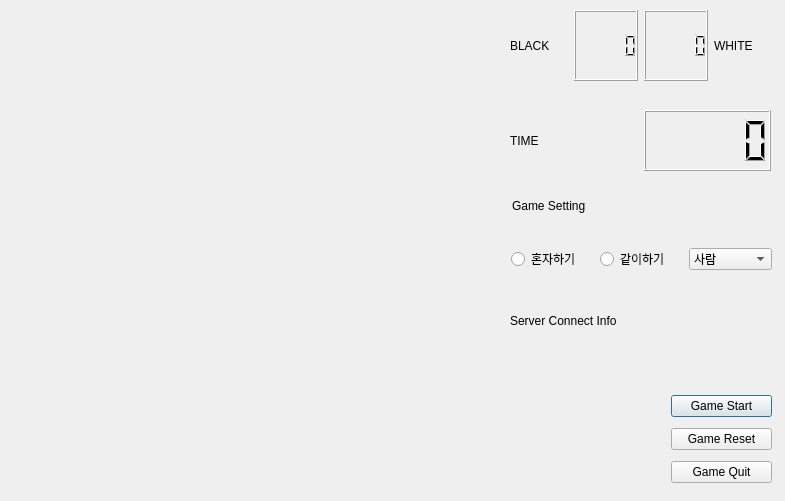
The window that Reverse_Othello.ui (heuristicwave/Reverse_Othello) describes before a commit, drawn with Qt 5.
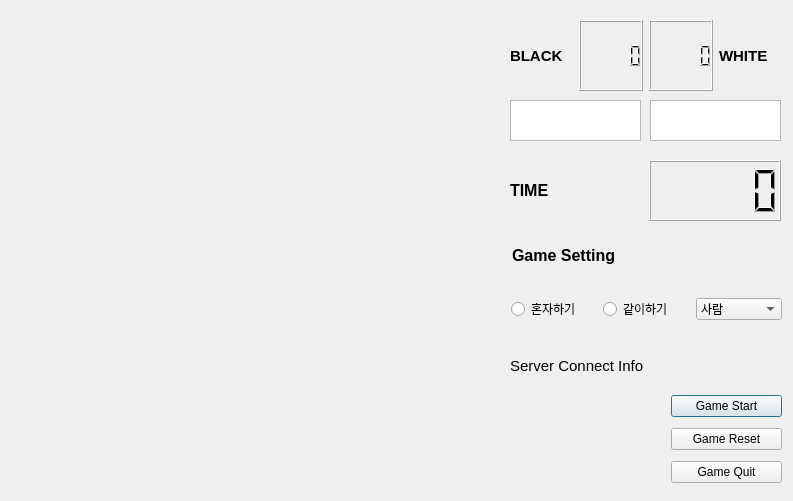
The same window after the commit.

What changed in the file:
```diff
--- a/Reverse_Othello.ui
+++ b/Reverse_Othello.ui
@@ -6,7 +6,7 @@
    <rect>
     <x>0</x>
     <y>0</y>
-    <width>785</width>
+    <width>793</width>
     <height>501</height>
    </rect>
   </property>
@@ -17,14 +17,21 @@
    <property name="geometry">
     <rect>
      <x>510</x>
-     <y>110</y>
-     <width>261</width>
+     <y>160</y>
+     <width>271</width>
      <height>61</height>
     </rect>
    </property>
    <layout class="QHBoxLayout" name="horizontalLayout">
     <item>
      <widget class="QLabel" name="label_3">
+      <property name="font">
+       <font>
+        <pointsize>12</pointsize>
+        <weight>75</weight>
+        <bold>true</bold>
+       </font>
+      </property>
       <property name="text">
        <string>TIME</string>
       </property>
@@ -39,27 +46,55 @@
    <property name="geometry">
     <rect>
      <x>510</x>
-     <y>10</y>
-     <width>261</width>
+     <y>20</y>
+     <width>271</width>
      <height>71</height>
     </rect>
    </property>
    <layout class="QHBoxLayout" name="horizontalLayout_2">
     <item>
      <widget class="QLabel" name="label_1">
+      <property name="font">
+       <font>
+        <pointsize>11</pointsize>
+        <weight>75</weight>
+        <bold>true</bold>
+       </font>
+      </property>
       <property name="text">
        <string>BLACK</string>
       </property>
      </widget>
     </item>
     <item>
-     <widget class="QLCDNumber" name="lcdNumber_2"/>
+     <widget class="QLCDNumber" name="lcdNumber_2">
+      <property name="font">
+       <font>
+        <pointsize>10</pointsize>
+        <weight>75</weight>
+        <bold>true</bold>
+       </font>
+      </property>
+     </widget>
     </item>
     <item>
-     <widget class="QLCDNumber" name="lcdNumber_3"/>
+     <widget class="QLCDNumber" name="lcdNumber_3">
+      <property name="font">
+       <font>
+        <pointsize>10</pointsize>
+       </font>
+      </property>
+     </widget>
     </item>
     <item>
      <widget class="QLabel" name="label_2">
+      <property name="font">
+       <font>
+        <pointsize>11</pointsize>
+        <weight>75</weight>
+        <bold>true</bold>
+       </font>
+      </property>
       <property name="text">
        <string>WHITE</string>
       </property>
@@ -72,7 +107,7 @@
     <rect>
      <x>671</x>
      <y>390</y>
-     <width>101</width>
+     <width>111</width>
      <height>100</height>
     </rect>
    </property>
@@ -104,8 +139,8 @@
    <property name="geometry">
     <rect>
      <x>511</x>
-     <y>229</y>
-     <width>261</width>
+     <y>279</y>
+     <width>271</width>
      <height>61</height>
     </rect>
    </property>
@@ -144,11 +179,18 @@
    <property name="geometry">
     <rect>
      <x>512</x>
-     <y>190</y>
+     <y>240</y>
      <width>251</width>
      <height>31</height>
     </rect>
    </property>
+   <property name="font">
+    <font>
+     <pointsize>12</pointsize>
+     <weight>75</weight>
+     <bold>true</bold>
+    </font>
+   </property>
    <property name="text">
     <string>Game Setting</string>
    </property>
@@ -157,15 +199,54 @@
    <property name="geometry">
     <rect>
      <x>510</x>
-     <y>310</y>
-     <width>261</width>
-     <height>21</height>
+     <y>350</y>
+     <width>271</width>
+     <height>31</height>
     </rect>
    </property>
+   <property name="font">
+    <font>
+     <pointsize>11</pointsize>
+    </font>
+   </property>
    <property name="text">
     <string>Server Connect Info</string>
    </property>
   </widget>
+  <widget class="QTextEdit" name="textEdit">
+   <property name="geometry">
+    <rect>
+     <x>510</x>
+     <y>100</y>
+     <width>131</width>
+     <height>41</height>
+    </rect>
+   </property>
+   <property name="font">
+    <font>
+     <pointsize>12</pointsize>
+     <weight>75</weight>
+     <bold>true</bold>
+    </font>
+   </property>
+  </widget>
+  <widget class="QTextEdit" name="textEdit_2">
+   <property name="geometry">
+    <rect>
+     <x>650</x>
+     <y>100</y>
+     <width>131</width>
+     <height>41</height>
+    </rect>
+   </property>
+   <property name="font">
+    <font>
+     <pointsize>12</pointsize>
+     <weight>75</weight>
+     <bold>true</bold>
+    </font>
+   </property>
+  </widget>
  </widget>
  <resources/>
  <connections/>
```
